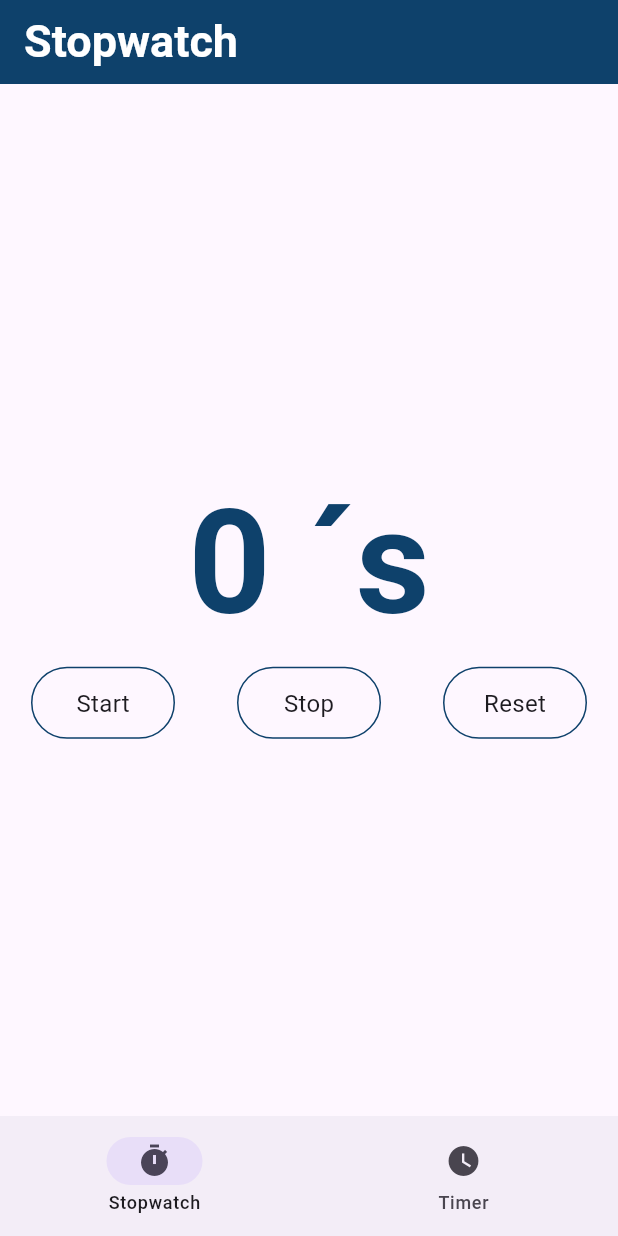
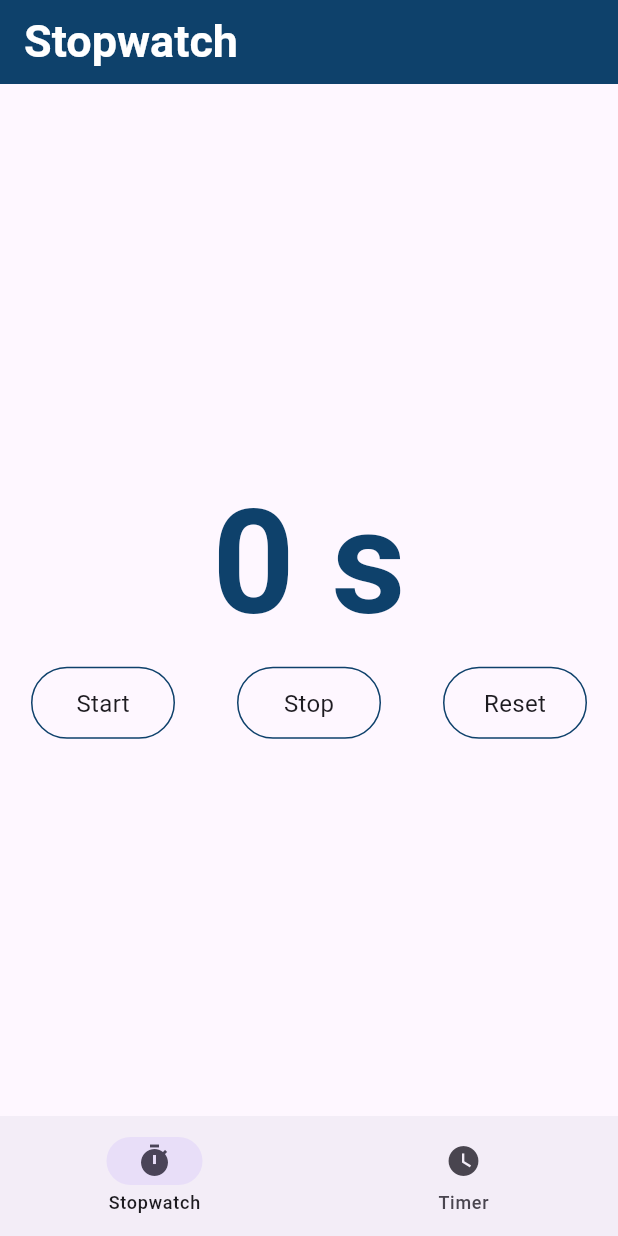
Before and after one commit to Dopa91/projekt_timer_app, a Flutter app: the screen it shows after launch, on a phone screen of 412 x 824 dp. Run offline on Flutter 3.47's test engine with Material 3 defaults, Android fonts, the phone set to English and light mode, and no system bars.

Commit message:
little changes due to design

```diff
--- a/lib/feature/homepage/Screens/stopwatch_screen.dart
+++ b/lib/feature/homepage/Screens/stopwatch_screen.dart
@@ -88,7 +88,7 @@ class _StopwatchScreenState extends State<StopwatchScreen> {
         mainAxisAlignment: MainAxisAlignment.center,
         children: [
           Text(
-            "$seconds ´s",
+            "$seconds s",
             style: const TextStyle(
               fontWeight: FontWeight.w600,
               fontSize: 96,
```
